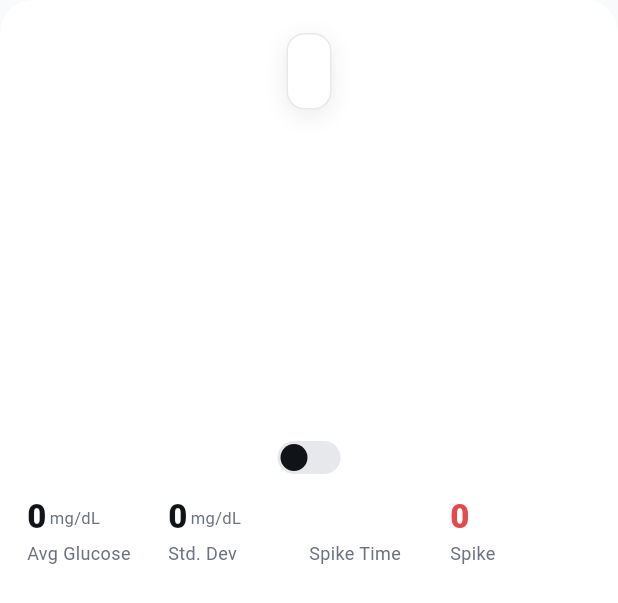
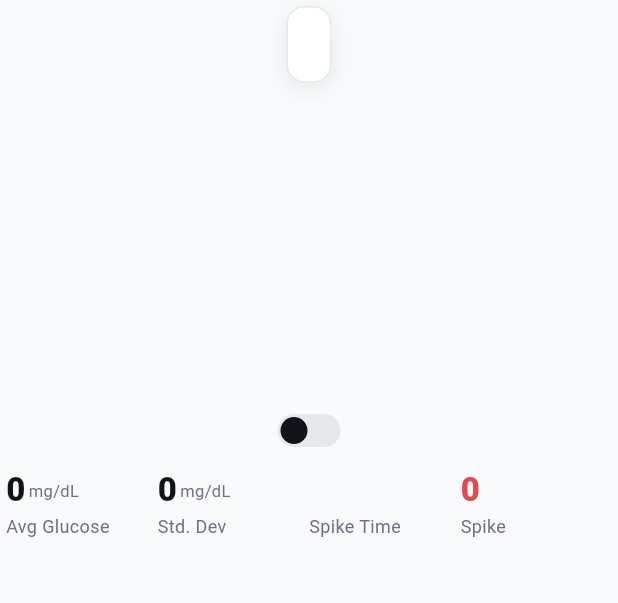
Before and after one commit to nickdude/cgm-claude, a Flutter app: the GlucoseChartCard widget shown alone on an empty page, opened directly with empty values, on a phone screen of 412 x 824 dp. Shown: the top 603 px of the screen. Run offline on Flutter 3.47's test engine with Material 3 defaults, Android fonts, the phone set to English and light mode, and no system bars; our stand-ins replace dio, fl_chart, flutter_local_notifications, flutter_secure_storage, flutter_svg, google_sign_in and 2 more; missing offline and left inert: flutter_facebook_auth, mobile_scanner; accounts and stored records are empty; network calls fail; statements that could not run were skipped.

Commit message:
graph out of card

```diff
--- a/belvix/lib/features/cgm/dashboard/presentation/widgets/glucose_chart_card.dart
+++ b/belvix/lib/features/cgm/dashboard/presentation/widgets/glucose_chart_card.dart
@@ -1,6 +1,5 @@
 import 'package:flutter/material.dart';
 
-import '../../../../../core/widgets/app_surface.dart';
 import 'dashboard_stats_row.dart';
 import 'dashboard_theme.dart';
 
@@ -42,13 +41,21 @@ class GlucoseChartCard extends StatelessWidget {
 
   @override
   Widget build(BuildContext context) {
-    return AppSurface(
-      padding: const EdgeInsets.fromLTRB(14, 18, 14, 18),
-      radius: DashboardTheme.radiusLg,
-      child: Column(
+    final screenWidth = MediaQuery.of(context).size.width;
+
+    return Column(
       crossAxisAlignment: CrossAxisAlignment.stretch,
       children: [
+        // Full-bleed chart: break out of the list's horizontal padding
+        // so the graph spans the entire screen width (no card).
         SizedBox(
+          height: 260,
+          child: OverflowBox(
+            minWidth: screenWidth,
+            maxWidth: screenWidth,
+            alignment: Alignment.center,
+            child: SizedBox(
+              width: screenWidth,
               height: 260,
               child: Stack(
                 children: [
@@ -67,19 +74,9 @@ class GlucoseChartCard extends StatelessWidget {
                       ),
                     ),
                   ),
-
-                // if (showSpikeTag)
-                //   const Positioned(
-                //     top: 70,
-                //     left: 24,
-                //     right: 24,
-                //     child: Center(
-                //       child: _SpikeTooltip(
-                //         message: 'Hyperglycemic event detected',
-                //       ),
-                //     ),
-                //   ),
                 ],
+              ),
+            ),
           ),
         ),
 
@@ -122,7 +119,6 @@ class GlucoseChartCard extends StatelessWidget {
           ),
         ),
       ],
-      ),
     );
   }
 }
```
Also changed, not shown: belvix/lib/features/cgm/dashboard/presentation/widgets/metabolic_score_card.dart (+20 -7 lines). Lines whose indentation alone changed are shown as unchanged.
